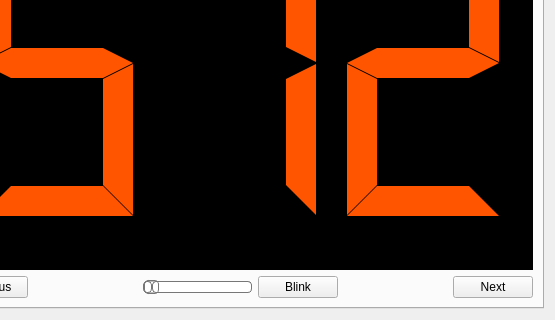
Qt form ui/transmitwindow.ui (docsteer/sacnview) before a commit; both pictures show x 348 to 903 and y 200 to 520 of the 903 by 520 pixel window.
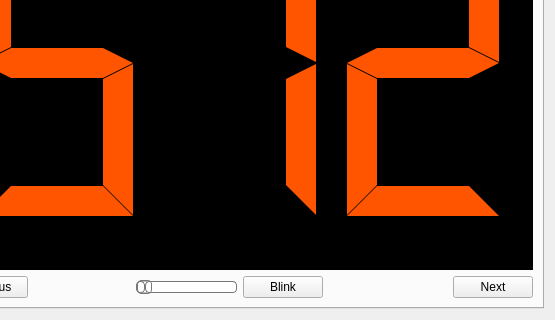
The same form after that commit. The open tabs and pages were chosen to show the change. Icons and pictures are not drawn. Custom widgets are drawn as their Qt base class.

Commit message: Handle double-click on universe tree Move text down on display Fix blink indication on Windows

The edit to the form file:
```diff
--- a/ui/transmitwindow.ui
+++ b/ui/transmitwindow.ui
@@ -953,6 +953,37 @@
             <property name="text">
              <string>Blink</string>
             </property>
+            <property name="checkable">
+             <bool>false</bool>
+            </property>
+            <property name="checked">
+             <bool>false</bool>
+            </property>
+            <property name="flat">
+             <bool>false</bool>
+            </property>
+           </widget>
+          </item>
+          <item>
+           <widget class="QLabel" name="blinkIndicator">
+            <property name="sizePolicy">
+             <sizepolicy hsizetype="Fixed" vsizetype="Fixed">
+              <horstretch>0</horstretch>
+              <verstretch>0</verstretch>
+             </sizepolicy>
+            </property>
+            <property name="minimumSize">
+             <size>
+              <width>16</width>
+              <height>16</height>
+             </size>
+            </property>
+            <property name="text">
+             <string/>
+            </property>
+            <property name="alignment">
+             <set>Qt::AlignCenter</set>
+            </property>
            </widget>
           </item>
           <item>
```
Left out of the diff: 10 changed lines with no effect on the pictures. The commit also changes 9 other files.
